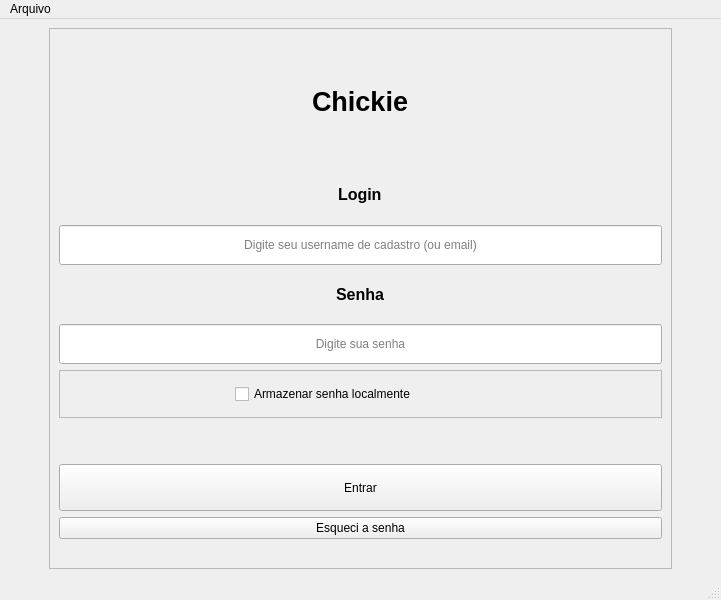
antoniofernandodj/Chickie, file qt/src/views/loginForm.ui: the form before one commit.
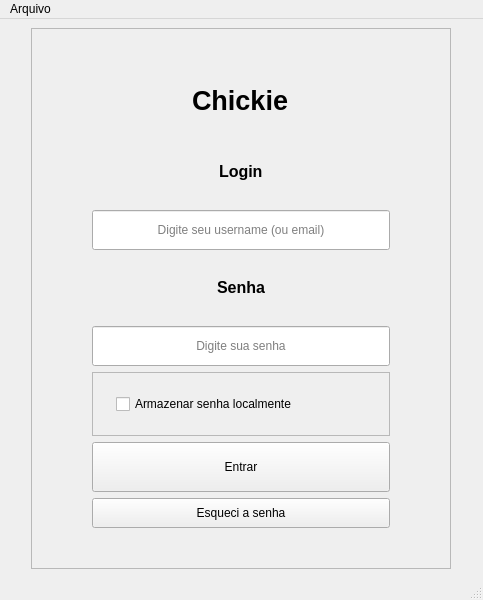
The form after the commit.

```diff
--- a/qt/src/views/loginForm.ui
+++ b/qt/src/views/loginForm.ui
@@ -6,7 +6,7 @@
    <rect>
     <x>0</x>
     <y>0</y>
-    <width>721</width>
+    <width>483</width>
     <height>600</height>
    </rect>
   </property>
@@ -21,24 +21,14 @@
     <string notr="true"/>
    </property>
    <layout class="QHBoxLayout" name="horizontalLayout">
-    <item>
-     <spacer name="horizontal_spacer">
-      <property name="orientation">
-       <enum>Qt::Horizontal</enum>
-      </property>
-      <property name="sizeType">
-       <enum>QSizePolicy::Minimum</enum>
-      </property>
-      <property name="sizeHint" stdset="0">
-       <size>
-        <width>40</width>
-        <height>20</height>
-       </size>
-      </property>
-     </spacer>
-    </item>
     <item>
      <widget class="QFrame" name="frame">
+      <property name="maximumSize">
+       <size>
+        <width>420</width>
+        <height>16777215</height>
+       </size>
+      </property>
       <property name="styleSheet">
        <string notr="true"/>
       </property>
@@ -49,22 +39,18 @@
        <enum>QFrame::Raised</enum>
       </property>
       <layout class="QVBoxLayout" name="verticalLayout_2">
-       <item>
-        <spacer name="vertical_spacer_4">
-         <property name="orientation">
-          <enum>Qt::Vertical</enum>
-         </property>
-         <property name="sizeType">
-          <enum>QSizePolicy::Minimum</enum>
-         </property>
-         <property name="sizeHint" stdset="0">
-          <size>
-           <width>20</width>
-           <height>40</height>
-          </size>
-         </property>
-        </spacer>
-       </item>
+       <property name="leftMargin">
+        <number>60</number>
+       </property>
+       <property name="topMargin">
+        <number>40</number>
+       </property>
+       <property name="rightMargin">
+        <number>60</number>
+       </property>
+       <property name="bottomMargin">
+        <number>40</number>
+       </property>
        <item alignment="Qt::AlignHCenter">
         <widget class="QLabel" name="label_title">
          <property name="text">
@@ -72,22 +58,6 @@
          </property>
         </widget>
        </item>
-       <item>
-        <spacer name="vertical_spacer_2">
-         <property name="orientation">
-          <enum>Qt::Vertical</enum>
-         </property>
-         <property name="sizeType">
-          <enum>QSizePolicy::Maximum</enum>
-         </property>
-         <property name="sizeHint" stdset="0">
-          <size>
-           <width>20</width>
-           <height>40</height>
-          </size>
-         </property>
-        </spacer>
-       </item>
        <item alignment="Qt::AlignHCenter">
         <widget class="QLabel" name="label_login">
          <property name="text">
@@ -103,6 +73,9 @@
            <height>40</height>
           </size>
          </property>
+         <property name="styleSheet">
+          <string notr="true"/>
+         </property>
          <property name="text">
           <string/>
          </property>
@@ -113,7 +86,7 @@
           <set>Qt::AlignCenter</set>
          </property>
          <property name="placeholderText">
-          <string>Digite seu username de cadastro (ou email)</string>
+          <string>Digite seu username (ou email)</string>
          </property>
         </widget>
        </item>
@@ -177,22 +150,6 @@
          </layout>
         </widget>
        </item>
-       <item>
-        <spacer name="vertical_spacer">
-         <property name="orientation">
-          <enum>Qt::Vertical</enum>
-         </property>
-         <property name="sizeType">
-          <enum>QSizePolicy::Minimum</enum>
-         </property>
-         <property name="sizeHint" stdset="0">
-          <size>
-           <width>20</width>
-           <height>40</height>
-          </size>
-         </property>
-        </spacer>
-       </item>
        <item>
         <widget class="QPushButton" name="push_button_entrar">
          <property name="sizePolicy">
@@ -201,6 +158,12 @@
            <verstretch>0</verstretch>
           </sizepolicy>
          </property>
+         <property name="maximumSize">
+          <size>
+           <width>16777215</width>
+           <height>50</height>
+          </size>
+         </property>
          <property name="baseSize">
           <size>
            <width>0</width>
@@ -217,46 +180,20 @@
        </item>
        <item>
         <widget class="QPushButton" name="push_button_esqueci_a_senha">
+         <property name="minimumSize">
+          <size>
+           <width>0</width>
+           <height>30</height>
+          </size>
+         </property>
          <property name="text">
           <string>Esqueci a senha</string>
          </property>
         </widget>
        </item>
-       <item>
-        <spacer name="vertical_spacer_3">
-         <property name="orientation">
-          <enum>Qt::Vertical</enum>
-         </property>
-         <property name="sizeType">
-          <enum>QSizePolicy::Minimum</enum>
-         </property>
-         <property name="sizeHint" stdset="0">
-          <size>
-           <width>0</width>
-           <height>20</height>
-          </size>
-         </property>
-        </spacer>
-       </item>
       </layout>
      </widget>
     </item>
-    <item>
-     <spacer name="horizontal_spacer_2">
-      <property name="orientation">
-       <enum>Qt::Horizontal</enum>
-      </property>
-      <property name="sizeType">
-       <enum>QSizePolicy::Minimum</enum>
-      </property>
-      <property name="sizeHint" stdset="0">
-       <size>
-        <width>40</width>
-        <height>20</height>
-       </size>
-      </property>
-     </spacer>
-    </item>
    </layout>
   </widget>
   <widget class="QMenuBar" name="menubar">
@@ -264,7 +201,7 @@
     <rect>
      <x>0</x>
      <y>0</y>
-     <width>721</width>
+     <width>483</width>
      <height>22</height>
     </rect>
    </property>
```
